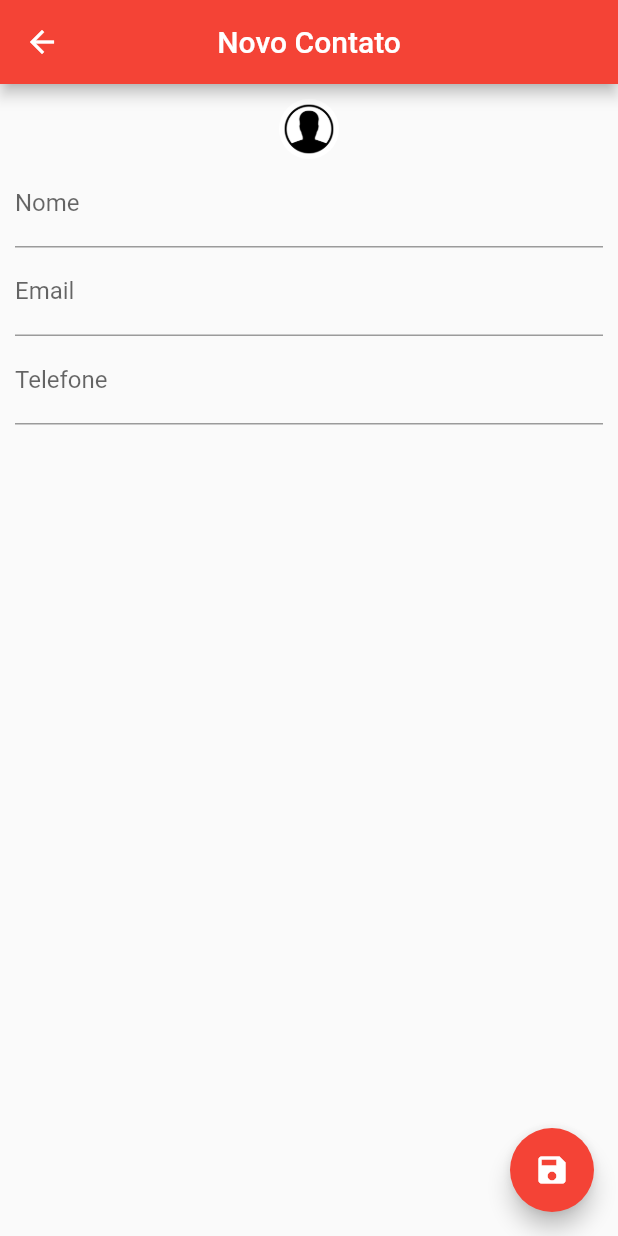
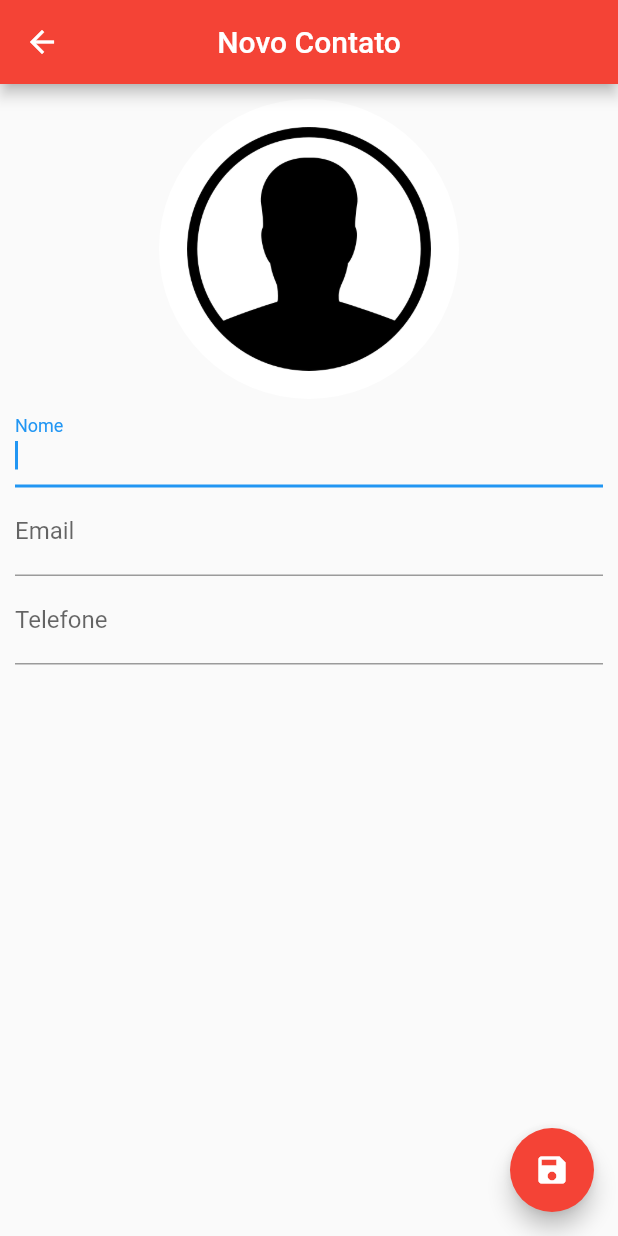
Before and after one commit to GnadtFernando/ListaContatoSqflite3.3.4, a Flutter app: the ContactPage screen opened directly, after a tap on the "save" icon, on a phone screen of 412 x 824 dp. Run offline on Flutter 3.47's test engine with Material 2 defaults, Android fonts, the phone set to English and light mode, and no system bars; our stand-ins replace sqflite; accounts and stored records are empty; key blocks and very long unbroken strings in the code were emptied for the run.

Commit message:
fix contact

```diff
--- a/lib/ui/contact_page.dart
+++ b/lib/ui/contact_page.dart
@@ -12,6 +12,7 @@ class ContactPage extends StatefulWidget {
 class _ContactPageState extends State<ContactPage> {
   Contact? _editedContact;
   bool _userEdited = false;
+  final _nameFocus = FocusNode();
 
   final _nameController = TextEditingController();
   final _emailController = TextEditingController();
@@ -40,7 +41,14 @@ class _ContactPageState extends State<ContactPage> {
         centerTitle: true,
       ),
       floatingActionButton: FloatingActionButton(
-        onPressed: () {},
+        onPressed: () {
+          if (_editedContact!.name != null &&
+              _editedContact!.name!.isNotEmpty) {
+            Navigator.pop(context, _editedContact);
+          } else {
+            FocusScope.of(context).requestFocus(_nameFocus);
+          }
+        },
         backgroundColor: Colors.red,
         child: const Icon(Icons.save),
       ),
@@ -49,15 +57,20 @@ class _ContactPageState extends State<ContactPage> {
         child: Column(
           children: [
             GestureDetector(
-              child: CircleAvatar(
-                backgroundColor: Colors.white,
-                child: _editedContact!.img != null
-                    ? Image.asset('images/person.png')
-                    : Image.asset('images/person.png'),
+              child: SizedBox(
+                width: 200,
+                height: 200,
+                child: CircleAvatar(
+                  backgroundColor: Colors.white,
+                  child: _editedContact!.img != null
+                      ? Image.asset('images/person.png')
+                      : Image.asset('images/person.png'),
+                ),
               ),
             ),
             TextField(
               controller: _nameController,
+              focusNode: _nameFocus,
               decoration: const InputDecoration(labelText: 'Nome'),
               onChanged: (text) {
                 _userEdited = true;
```
